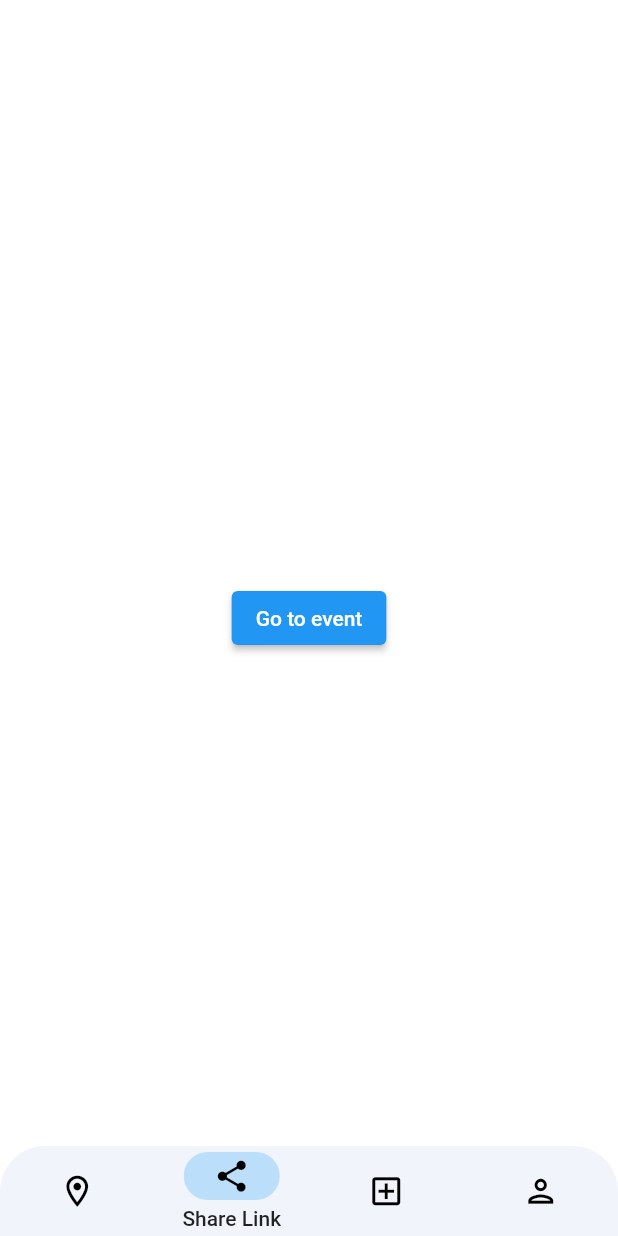
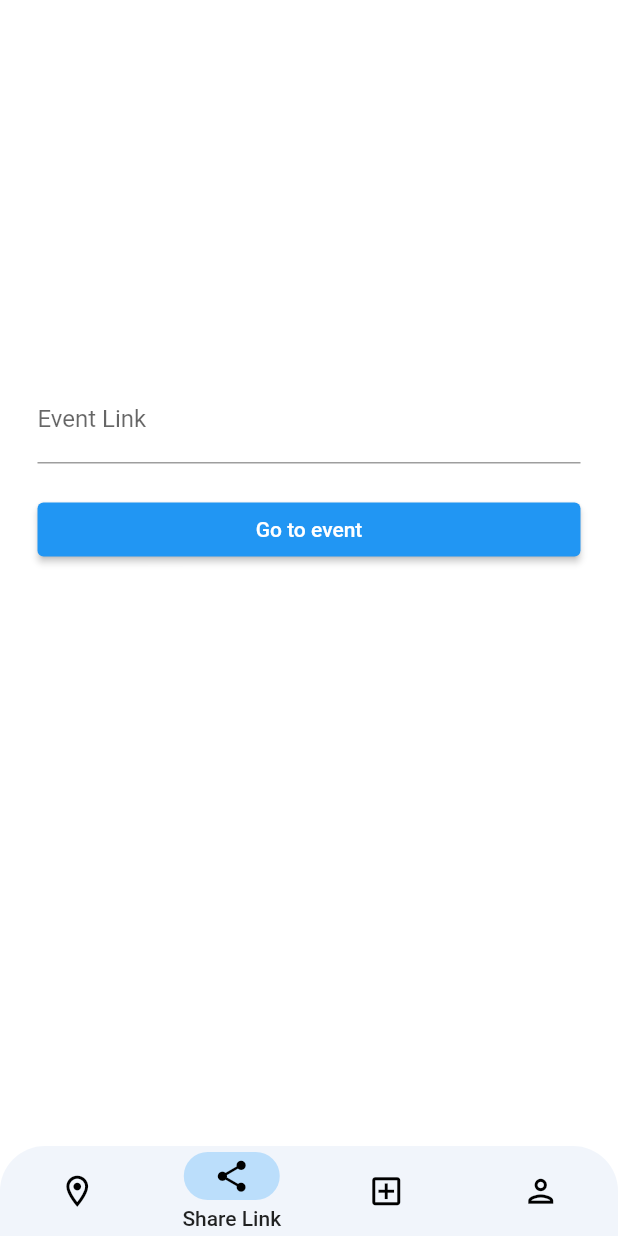
Before and after one commit to enricosarneri/Design-and-Implementation-of-Mobile-Applications, a Flutter app: the screen it shows once a user with an empty profile is signed in, item 2 of the bottom bar chosen, on a phone screen of 412 x 824 dp. Run offline on Flutter 3.47's test engine with Material 2 defaults, Android fonts, the phone set to English and light mode, and no system bars; drawn by our look-alikes of sliding_up_panel; our stand-ins replace cloud_firestore, firebase_auth, firebase_core, fluttertoast, geolocator, google_maps_flutter and 7 more; missing offline and left inert: draggable_bottom_sheet, draggable_scrollbar, flutter_facebook_login, geocoder, qr_code_scanner; accounts and stored records are empty.

Commit message:
Added the button to share an event and tthe page to search for an event
Added the button to share an event and tthe page to search for an event

```diff
--- a/Event_handler_application/lib/screens/events/event_screen.dart
+++ b/Event_handler_application/lib/screens/events/event_screen.dart
@@ -5,6 +5,7 @@ import 'package:event_handler/services/auth.dart';
 import 'package:event_handler/services/database.dart';
 import 'package:flutter/material.dart';
 import 'package:qr_flutter/qr_flutter.dart';
+import 'package:share/share.dart';
 
 class EventScreen extends StatefulWidget {
   const EventScreen({Key? key, required this.event}) : super(key: key);
@@ -225,7 +226,12 @@ class _EventScreenState extends State<EventScreen> {
                   backgroundColor: Colors.white,
                   );
                   }
-              )
+              ),
+              if(!isManager) IconButton(
+                icon: Icon(Icons.share_outlined),
+                onPressed: (){
+                  Share.share(widget.event.getEventId); })
+
             ],
           ),
         ),
--- a/Event_handler_application/lib/screens/home/pages/share_link.dart
+++ b/Event_handler_application/lib/screens/home/pages/share_link.dart
@@ -1,8 +1,18 @@
+import 'package:event_handler/models/event.dart';
 import 'package:event_handler/screens/events/event_screen.dart';
 import 'package:event_handler/screens/wrapper.dart';
+import 'package:event_handler/services/auth.dart';
+import 'package:event_handler/services/database.dart';
 import 'package:flutter/material.dart';
 
-class Share_Link extends StatelessWidget {
+class Share_Link extends StatefulWidget {
+  Share_Link({Key? key}) : super(key: key);
+  _ShareLinkState createState() => _ShareLinkState();
+}
+  class _ShareLinkState extends State<Share_Link> {
+  final AuthService _authService = AuthService();
+  String eventId='';
+
   @override
   Widget build(BuildContext context) {
     return MaterialApp(
@@ -11,17 +21,40 @@ class Share_Link extends StatelessWidget {
         body: Container(
           height: MediaQuery.of(context).size.height,
           color: Colors.white,
-          child: Center(
-            child: ElevatedButton(
+          child: ListView(
+            padding: EdgeInsets.only(top: 250, left: 25, right: 25),
+            children: [
+                TextFormField(
+                decoration: InputDecoration(labelText: 'Event Link'),
+                validator: (String? value) {
+                  if (value!.isEmpty) {
+                    return 'Event Link is required';
+                  }
+                },
+                onChanged: (value) {
+                  setState(() {
+                    eventId = value.trim();
+                  });
+                },
+              ),
+              SizedBox(height: 20),
+              FutureBuilder(
+                future: DatabaseService(_authService.getCurrentUser()!.uid).getEventByid(eventId),
+                initialData: "Loading text..",
+                builder: (BuildContext context, AsyncSnapshot<Object> event){
+                return ElevatedButton(
                     child: Text('Go to event'),
                     onPressed: ()async {
                       Navigator.push(
                         context,
-                    MaterialPageRoute(builder: (context) => Wrapper()),//EventScreen(event: event,)),
+                        MaterialPageRoute(builder: (context) => EventScreen(event: event.data as Event,)),
                       );
                     }
-            )
+                );
+              }
+
               ),
+            ]),
         ),
       ),
     );
--- a/Event_handler_application/pubspec.yaml
+++ b/Event_handler_application/pubspec.yaml
@@ -55,6 +55,7 @@ dependencies:
   google_sign_in: ^5.2.1
   qr_code_scanner: ^0.6.1
   qr_flutter: ^4.0.0
+  share: ^2.0.4
 dev_dependencies:
   flutter_test:
     sdk: flutter
```
Also changed, not shown: Event_handler_application/lib/services/database.dart (+40 -0 lines), Event_handler_application/pubspec.lock. Lines whose indentation alone changed are shown as unchanged.
